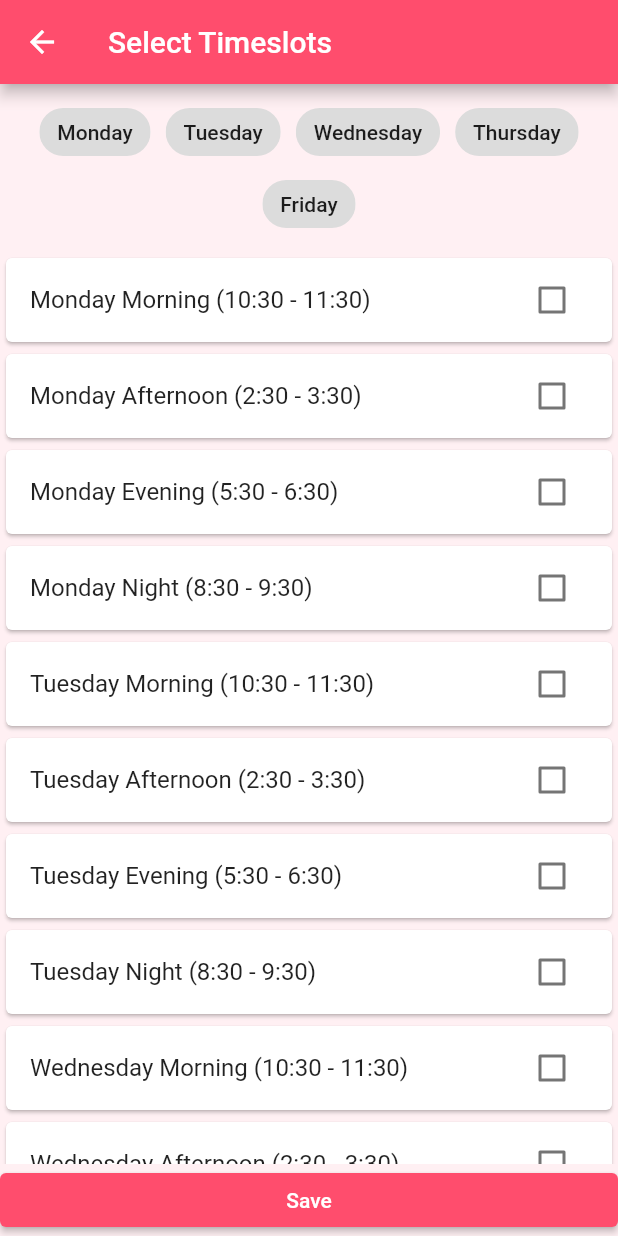
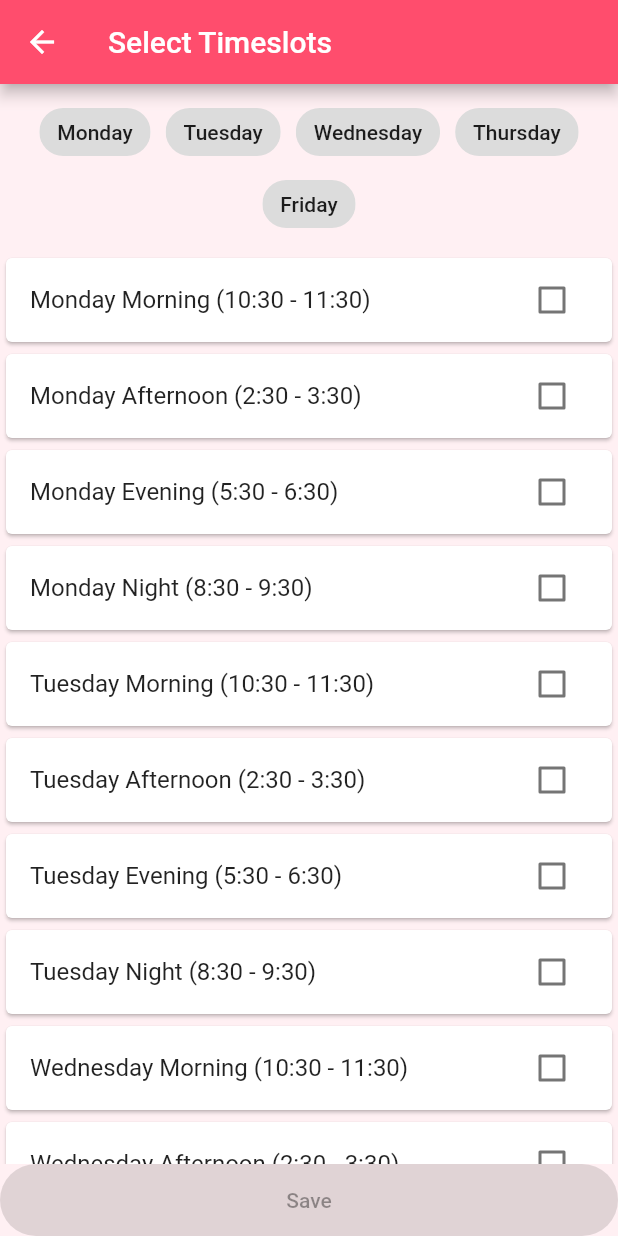
Before and after one commit to david-reti/study-buddies, a Flutter app: the ScheduleScreen screen opened directly, on a phone screen of 412 x 824 dp. Run offline on Flutter 3.47's test engine with Material 2 defaults, Android fonts, the phone set to English and light mode, and no system bars.

```diff
--- a/api-server/package.json
+++ b/api-server/package.json
@@ -6,6 +6,7 @@
   "license": "MIT",
   "dependencies": {
     "bookshelf": "^1.2.0",
+    "dotenv": "^16.0.0",
     "express": "^4.17.2",
     "knex": "^1.0.3",
     "pg": "^8.7.3"
--- a/app/lib/Screens/meeting.dart
+++ b/app/lib/Screens/meeting.dart
@@ -265,7 +265,7 @@ Widget studyTopic(String topicName, int numberOfUpvotes, bool upvoted,
                     IconButton(
                       icon: Icon(
                         Icons.arrow_circle_up_outlined,
-                        color: iconColor,
+                        color: crossedOut == false ? iconColor : Colors.black,
                       ),
                       onPressed: () => upVote(topicName),
                     )
--- a/app/lib/Screens/scheduling.dart
+++ b/app/lib/Screens/scheduling.dart
@@ -150,9 +150,17 @@ class _SchedulScreenState extends State<ScheduleScreen> {
             children: [
               Expanded(
                 child: ElevatedButton(
-                    onPressed: saveTimeslot,
-                    child: const Text('Save'),
-                    style: ElevatedButton.styleFrom(primary: buttonColor)),
+                    onPressed:
+                        selectedMeetingTimes.isNotEmpty ? saveTimeslot : null,
+                    child: const Padding(
+                        padding: EdgeInsets.all(16), child: Text('Save')),
+                    style: ElevatedButton.styleFrom(
+                      primary: buttonColor,
+                      shape: RoundedRectangleBorder(
+                        borderRadius: BorderRadius.circular(25),
+                      ),
+                      elevation: 10,
+                    )),
               ),
             ],
           ),
```
Also changed, not shown: 2 other files.
